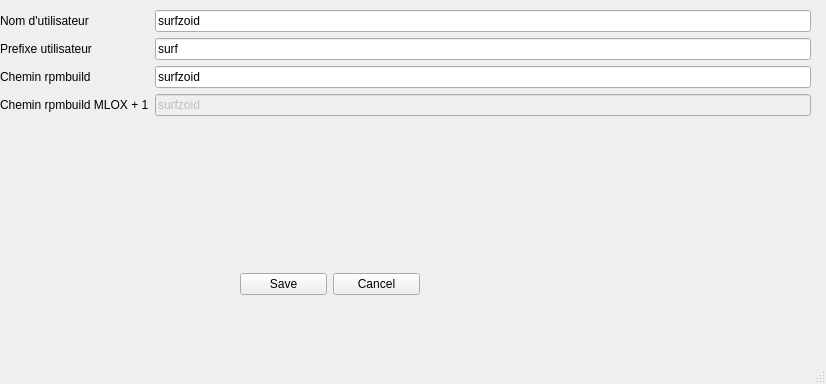
First picture: the form in parametres.ui, repository surfzoid/umlo, before the edit.
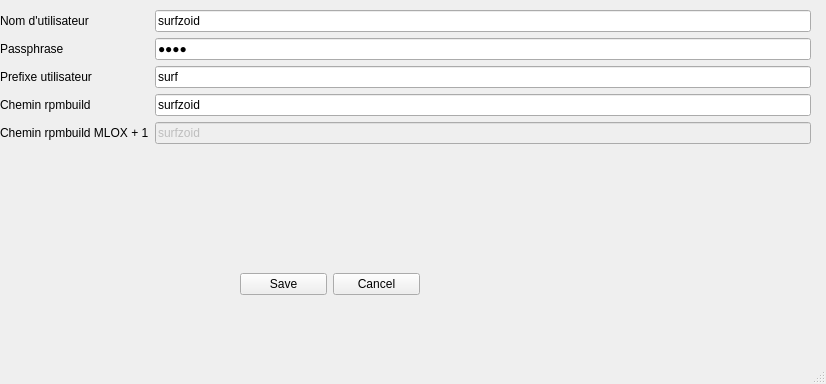
Second picture: the form after the edit.

The edit to the form file:
```diff
--- a/parametres.ui
+++ b/parametres.ui
@@ -20,7 +20,7 @@
       <x>0</x>
       <y>10</y>
       <width>811</width>
-      <height>211</height>
+      <height>212</height>
      </rect>
     </property>
     <layout class="QFormLayout" name="formLayout">
@@ -41,14 +41,14 @@
        </property>
       </widget>
      </item>
-     <item row="3" column="0">
+     <item row="4" column="0">
       <widget class="QLabel" name="label_5">
        <property name="text">
         <string>Chemin rpmbuild</string>
        </property>
       </widget>
      </item>
-     <item row="3" column="1">
+     <item row="4" column="1">
       <widget class="QLineEdit" name="RpmbuildEd">
        <property name="toolTip">
         <string>Enter the user name</string>
@@ -58,14 +58,14 @@
        </property>
       </widget>
      </item>
-     <item row="4" column="0">
+     <item row="5" column="0">
       <widget class="QLabel" name="label_6">
        <property name="text">
         <string>Chemin rpmbuild MLOX + 1</string>
        </property>
       </widget>
      </item>
-     <item row="4" column="1">
+     <item row="5" column="1">
       <widget class="QLineEdit" name="Rpmbuildx1Ed">
        <property name="enabled">
         <bool>false</bool>
@@ -78,14 +78,14 @@
        </property>
       </widget>
      </item>
-     <item row="2" column="0">
+     <item row="3" column="0">
       <widget class="QLabel" name="label_7">
        <property name="text">
         <string>Prefixe utilisateur</string>
        </property>
       </widget>
      </item>
-     <item row="2" column="1">
+     <item row="3" column="1">
       <widget class="QLineEdit" name="PrefixUserEd">
        <property name="toolTip">
         <string>Enter the user name</string>
@@ -95,6 +95,26 @@
        </property>
       </widget>
      </item>
+     <item row="2" column="0">
+      <widget class="QLabel" name="label_8">
+       <property name="text">
+        <string>Passphrase</string>
+       </property>
+      </widget>
+     </item>
+     <item row="2" column="1">
+      <widget class="QLineEdit" name="PassEd">
+       <property name="toolTip">
+        <string>Enter the user password</string>
+       </property>
+       <property name="text">
+        <string>pass</string>
+       </property>
+       <property name="echoMode">
+        <enum>QLineEdit::PasswordEchoOnEdit</enum>
+       </property>
+      </widget>
+     </item>
     </layout>
    </widget>
    <widget class="QWidget" name="horizontalLayoutWidget">
```
